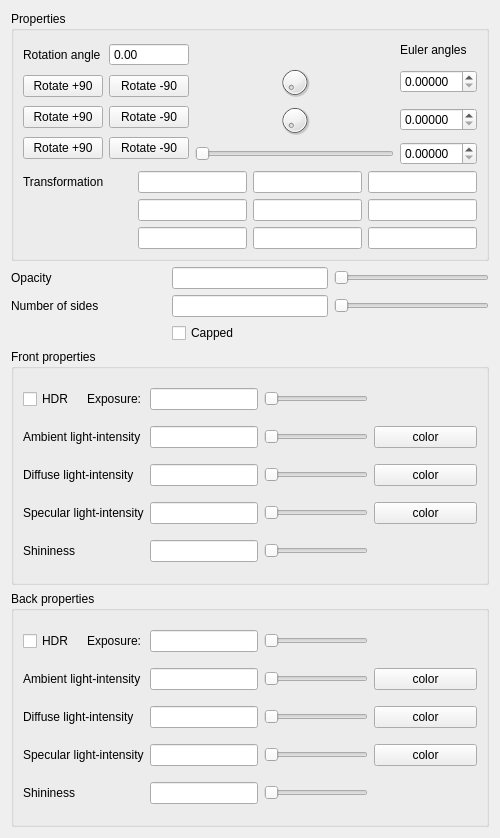
Above: iRASPA/appearanceprimitiveform.ui from gnvramanarao/iRASPA-QT before the change. Below: the same form after it.
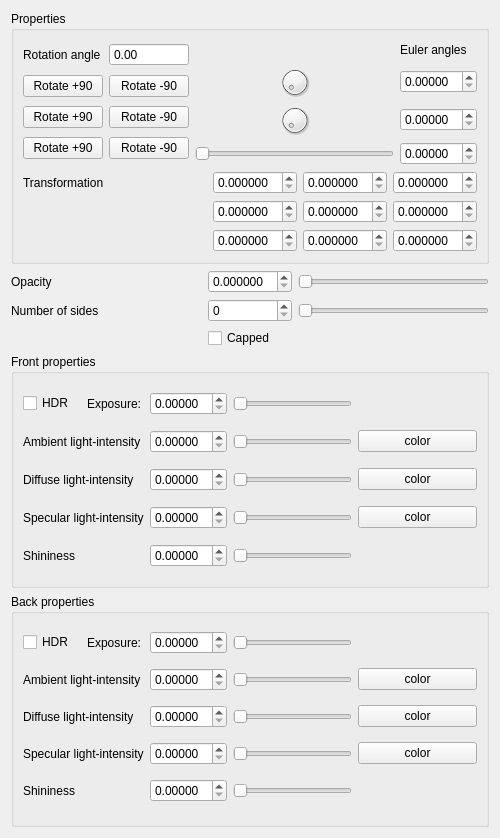
That is the form after the change. Custom widgets are drawn as their Qt base class.

Commit message: • Implemented 'primitive'-properties. • Fixed setting ambient color on primitives in RenderKit.

The edit to the form file:
```diff
--- a/iRASPA/appearanceprimitiveform.ui
+++ b/iRASPA/appearanceprimitiveform.ui
@@ -112,6 +112,9 @@
               <height>32</height>
              </size>
             </property>
+            <property name="focusPolicy">
+             <enum>Qt::NoFocus</enum>
+            </property>
            </widget>
           </item>
           <item row="1" column="0">
@@ -122,10 +125,16 @@
               <height>32</height>
              </size>
             </property>
+            <property name="focusPolicy">
+             <enum>Qt::NoFocus</enum>
+            </property>
            </widget>
           </item>
           <item row="3" column="0">
            <widget class="QDoubleSlider" name="EulerAngleYSlider">
+            <property name="focusPolicy">
+             <enum>Qt::NoFocus</enum>
+            </property>
             <property name="orientation">
              <enum>Qt::Horizontal</enum>
             </property>
@@ -158,9 +167,6 @@
       </item>
       <item>
        <layout class="QGridLayout" name="gridLayout_6">
-        <item row="0" column="3">
-         <widget class="QLineEdit" name="transformationMatrixCXLineEdit"/>
-        </item>
         <item row="0" column="0">
          <widget class="QLabel" name="label_3">
           <property name="text">
@@ -168,55 +174,94 @@
           </property>
          </widget>
         </item>
+        <item row="1" column="0">
+         <spacer name="horizontalSpacer_2">
+          <property name="orientation">
+           <enum>Qt::Horizontal</enum>
+          </property>
+          <property name="sizeHint" stdset="0">
+           <size>
+            <width>40</width>
+            <height>20</height>
+           </size>
+          </property>
+         </spacer>
+        </item>
+        <item row="2" column="0">
+         <spacer name="horizontalSpacer_3">
+          <property name="orientation">
+           <enum>Qt::Horizontal</enum>
+          </property>
+          <property name="sizeHint" stdset="0">
+           <size>
+            <width>40</width>
+            <height>20</height>
+           </size>
+          </property>
+         </spacer>
+        </item>
         <item row="0" column="1">
-         <widget class="QLineEdit" name="transformationMatrixAXLineEdit"/>
-        </item>
-        <item row="0" column="2">
-         <widget class="QLineEdit" name="transformationMatrixBXLineEdit"/>
+         <widget class="CustomDoubleSpinBox" name="transformationMatrixAXDoubleSpinBox">
+          <property name="decimals">
+           <number>6</number>
+          </property>
+         </widget>
         </item>
         <item row="1" column="1">
-         <widget class="QLineEdit" name="transformationMatrixAYLineEdit"/>
+         <widget class="CustomDoubleSpinBox" name="transformationMatrixAYDoubleSpinBox">
+          <property name="decimals">
+           <number>6</number>
+          </property>
+         </widget>
         </item>
         <item row="2" column="1">
-         <widget class="QLineEdit" name="transformationMatrixAZLineEdit"/>
+         <widget class="CustomDoubleSpinBox" name="transformationMatrixAZDoubleSpinBox">
+          <property name="decimals">
+           <number>6</number>
+          </property>
+         </widget>
+        </item>
+        <item row="0" column="2">
+         <widget class="CustomDoubleSpinBox" name="transformationMatrixBXDoubleSpinBox">
+          <property name="decimals">
+           <number>6</number>
+          </property>
+         </widget>
         </item>
         <item row="1" column="2">
-         <widget class="QLineEdit" name="transformationMatrixBYLineEdit"/>
-        </item>
-        <item row="1" column="3">
-         <widget class="QLineEdit" name="transformationMatrixCYLineEdit"/>
+         <widget class="CustomDoubleSpinBox" name="transformationMatrixBYDoubleSpinBox">
+          <property name="decimals">
+           <number>6</number>
+          </property>
+         </widget>
         </item>
         <item row="2" column="2">
-         <widget class="QLineEdit" name="transformationMatrixBZLineEdit"/>
+         <widget class="CustomDoubleSpinBox" name="transformationMatrixBZDoubleSpinBox">
+          <property name="decimals">
+           <number>6</number>
+          </property>
+         </widget>
+        </item>
+        <item row="0" column="3">
+         <widget class="CustomDoubleSpinBox" name="transformationMatrixCXDoubleSpinBox">
+          <property name="decimals">
+           <number>6</number>
+          </property>
+         </widget>
+        </item>
+        <item row="1" column="3">
+         <widget class="CustomDoubleSpinBox" name="transformationMatrixCYDoubleSpinBox">
+          <property name="decimals">
+           <number>6</number>
+          </property>
+         </widget>
         </item>
         <item row="2" column="3">
-         <widget class="QLineEdit" name="transformationMatrixCZLineEdit"/>
-        </item>
-        <item row="1" column="0">
-         <spacer name="horizontalSpacer_2">
-          <property name="orientation">
-           <enum>Qt::Horizontal</enum>
+         <widget class="CustomDoubleSpinBox" name="transformationMatrixCZDoubleSpinBox">
+          <property name="decimals">
+           <number>6</number>
           </property>
-          <property name="sizeHint" stdset="0">
-           <size>
-            <width>40</width>
-            <height>20</height>
-           </size>
-          </property>
-         </spacer>
-        </item>
-        <item row="2" column="0">
-         <spacer name="horizontalSpacer_3">
-          <property name="orientation">
-           <enum>Qt::Horizontal</enum>
-          </property>
-          <property name="sizeHint" stdset="0">
-           <size>
-            <width>40</width>
-            <height>20</height>
-           </size>
-          </property>
-         </spacer>
+         </widget>
         </item>
        </layout>
       </item>
@@ -226,17 +271,14 @@
    <item>
     <layout class="QGridLayout" name="gridLayout_7">
      <item row="1" column="2">
-      <widget class="QSlider" name="numberOfSidesSlider">
+      <widget class="QSlider" name="primitiveNumberOfSidesSlider">
        <property name="orientation">
         <enum>Qt::Horizontal</enum>
        </property>
       </widget>
      </item>
-     <item row="0" column="1">
-      <widget class="QLineEdit" name="opacityLineEdit"/>
-     </item>
      <item row="0" column="2">
-      <widget class="QSlider" name="opacitySlider">
+      <widget class="QDoubleSlider" name="primitiveOpacitySlider">
        <property name="orientation">
         <enum>Qt::Horizontal</enum>
        </property>
@@ -256,11 +298,8 @@
        </property>
       </widget>
      </item>
-     <item row="1" column="1">
-      <widget class="QLineEdit" name="numberOfSidesLineEdit"/>
-     </item>
      <item row="2" column="1">
-      <widget class="QCheckBox" name="cappedCheckBox">
+      <widget class="QCheckBox" name="primitiveCappedCheckBox">
        <property name="text">
         <string>Capped</string>
        </property>
@@ -292,6 +331,16 @@
        </property>
       </spacer>
      </item>
+     <item row="0" column="1">
+      <widget class="CustomDoubleSpinBox" name="primitiveOpacityDoubleSpinBox">
+       <property name="decimals">
+        <number>6</number>
+       </property>
+      </widget>
+     </item>
+     <item row="1" column="1">
+      <widget class="CustomIntSpinBox" name="primitiveNumberOfSidesSpinBox"/>
+     </item>
     </layout>
    </item>
    <item>
@@ -313,77 +362,62 @@
         </property>
        </spacer>
       </item>
-      <item row="0" column="1">
-       <widget class="QLineEdit" name="frontExposureLineEdit"/>
-      </item>
       <item row="1" column="2">
-       <widget class="QSlider" name="frontAmbientIntensitySlider">
+       <widget class="QDoubleSlider" name="frontAmbientIntensitySlider">
         <property name="orientation">
          <enum>Qt::Horizontal</enum>
         </property>
        </widget>
       </item>
       <item row="2" column="2">
-       <widget class="QSlider" name="frontDiffuseIntensitySlider">
+       <widget class="QDoubleSlider" name="frontDiffuseIntensitySlider">
         <property name="orientation">
          <enum>Qt::Horizontal</enum>
         </property>
        </widget>
       </item>
       <item row="0" column="2">
-       <widget class="QSlider" name="frontExposureSlider">
+       <widget class="QDoubleSlider" name="frontExposureSlider">
         <property name="orientation">
          <enum>Qt::Horizontal</enum>
         </property>
        </widget>
       </item>
       <item row="3" column="2">
-       <widget class="QSlider" name="frontSpecularIntensitySlider">
+       <widget class="QDoubleSlider" name="frontSpecularIntensitySlider">
         <property name="orientation">
          <enum>Qt::Horizontal</enum>
         </property>
        </widget>
       </item>
       <item row="4" column="2">
-       <widget class="QSlider" name="frontShininessSlider">
+       <widget class="QDoubleSlider" name="frontShininessSlider">
         <property name="orientation">
          <enum>Qt::Horizontal</enum>
         </property>
        </widget>
       </item>
       <item row="1" column="3">
-       <widget class="QPushButton" name="frontAmbientColorPushButton">
+       <widget class="SelectColorButton" name="frontAmbientColorPushButton">
         <property name="text">
          <string>color</string>
         </property>
        </widget>
       </item>
       <item row="2" column="3">
-       <widget class="QPushButton" name="frontDiffuseColorPushButton">
+       <widget class="SelectColorButton" name="frontDiffuseColorPushButton">
         <property name="text">
          <string>color</string>
         </property>
        </widget>
       </item>
       <item row="3" column="3">
-       <widget class="QPushButton" name="frontSpecularColorPushButton">
+       <widget class="SelectColorButton" name="frontSpecularColorPushButton">
         <property name="text">
          <string>color</string>
         </property>
        </widget>
       </item>
-      <item row="1" column="1">
-       <widget class="QLineEdit" name="frontAmbientIntensityLineEdit"/>
-      </item>
-      <item row="2" column="1">
-       <widget class="QLineEdit" name="frontDiffuseIntensityLineEdit"/>
-      </item>
-      <item row="3" column="1">
-       <widget class="QLineEdit" name="frontSpecularIntensityLineEdit"/>
-      </item>
-      <item row="4" column="1">
-       <widget class="QLineEdit" name="frontShininessLineEdit"/>
-      </item>
       <item row="4" column="0">
        <widget class="QLabel" name="label_6">
         <property name="text">
@@ -443,6 +477,41 @@
         </property>
        </spacer>
       </item>
+      <item row="0" column="1">
+       <widget class="CustomDoubleSpinBox" name="frontExposureDoubleSpinBox">
+        <property name="decimals">
+         <number>5</number>
+        </property>
+       </widget>
+      </item>
+      <item row="1" column="1">
+       <widget class="CustomDoubleSpinBox" name="frontAmbientIntensityDoubleSpinBox">
+        <property name="decimals">
+         <number>5</number>
+        </property>
+       </widget>
+      </item>
+      <item row="2" column="1">
+       <widget class="CustomDoubleSpinBox" name="frontDiffuseIntensityDoubleSpinBox">
+        <property name="decimals">
+         <number>5</number>
+        </property>
+       </widget>
+      </item>
+      <item row="3" column="1">
+       <widget class="CustomDoubleSpinBox" name="frontSpecularIntensityDoubleSpinBox">
+        <property name="decimals">
+         <number>5</number>
+        </property>
+       </widget>
+      </item>
+      <item row="4" column="1">
+       <widget class="CustomDoubleSpinBox" name="frontShininessDoubleSpinBox">
+        <property name="decimals">
+         <number>5</number>
+        </property>
+       </widget>
+      </item>
      </layout>
     </widget>
    </item>
@@ -453,21 +522,21 @@
      </property>
      <layout class="QGridLayout" name="gridLayout_9">
       <item row="3" column="2">
-       <widget class="QSlider" name="backSpecularIntensitySlider">
+       <widget class="QDoubleSlider" name="backSpecularIntensitySlider">
         <property name="orientation">
          <enum>Qt::Horizontal</enum>
         </property>
        </widget>
       </item>
       <item row="0" column="2">
-       <widget class="QSlider" name="backExposureSlider">
+       <widget class="QDoubleSlider" name="backExposureSlider">
         <property name="orientation">
          <enum>Qt::Horizontal</enum>
         </property>
        </widget>
       </item>
       <item row="1" column="2">
-       <widget class="QSlider" name="backAmbientIntensitySlider">
+       <widget class="QDoubleSlider" name="backAmbientIntensitySlider">
         <property name="orientation">
          <enum>Qt::Horizontal</enum>
         </property>
@@ -487,52 +556,40 @@
        </spacer>
       </item>
       <item row="2" column="2">
-       <widget class="QSlider" name="backDiffuseIntensitySlider">
+       <widget class="QDoubleSlider" name="backDiffuseIntensitySlider">
         <property name="orientation">
          <enum>Qt::Horizontal</enum>
         </property>
        </widget>
       </item>
       <item row="4" column="2">
-       <widget class="QSlider" name="backShininessSlider">
+       <widget class="QDoubleSlider" name="backShininessSlider">
         <property name="orientation">
          <enum>Qt::Horizontal</enum>
         </property>
        </widget>
       </item>
       <item row="1" column="3">
-       <widget class="QPushButton" name="backAmbientColorPushButton">
+       <widget class="SelectColorButton" name="backAmbientColorPushButton">
         <property name="text">
          <string>color</string>
         </property>
        </widget>
       </item>
       <item row="2" column="3">
-       <widget class="QPushButton" name="backDiffuseColorPushButton">
+       <widget class="SelectColorButton" name="backDiffuseColorPushButton">
         <property name="text">
          <string>color</string>
         </property>
        </widget>
       </item>
       <item row="3" column="3">
-       <widget class="QPushButton" name="backSpecularColorPushButton">
+       <widget class="SelectColorButton" name="backSpecularColorPushButton">
         <property name="text">
          <string>color</string>
         </property>
        </widget>
       </item>
-      <item row="1" column="1">
-       <widget class="QLineEdit" name="backAmbientIntensityLineEdit"/>
-      </item>
-      <item row="2" column="1">
-       <widget class="QLineEdit" name="backDiffuseIntensityLineEdit"/>
-      </item>
-      <item row="3" column="1">
-       <widget class="QLineEdit" name="backSpecularIntensityLineEdit"/>
-      </item>
-      <item row="4" column="1">
-       <widget class="QLineEdit" name="backShininessLineEdit"/>
-      </item>
       <item row="4" column="0">
        <widget class="QLabel" name="label_12">
         <property name="text">
@@ -579,9 +636,6 @@
         </item>
        </layout>
       </item>
-      <item row="0" column="1">
-       <widget class="QLineEdit" name="backExposureLineEdit"/>
-      </item>
       <item row="4" column="3">
        <spacer name="horizontalSpacer_7">
         <property name="orientation">
@@ -595,6 +649,41 @@
         </property>
        </spacer>
       </item>
+      <item row="0" column="1">
+       <widget class="CustomDoubleSpinBox" name="backExposureDoubleSpinBox">
+        <property name="decimals">
+         <number>5</number>
+        </property>
+       </widget>
+      </item>
+      <item row="1" column="1">
+       <widget class="CustomDoubleSpinBox" name="backAmbientIntensityDoubleSpinBox">
+        <property name="decimals">
+         <number>5</number>
+        </property>
+       </widget>
+      </item>
+      <item row="2" column="1">
+       <widget class="CustomDoubleSpinBox" name="backDiffuseIntensityDoubleSpinBox">
+        <property name="decimals">
+         <number>5</number>
+        </property>
+       </widget>
+      </item>
+      <item row="3" column="1">
+       <widget class="CustomDoubleSpinBox" name="backSpecularIntensityDoubleSpinBox">
+        <property name="decimals">
+         <number>5</number>
+        </property>
+       </widget>
+      </item>
+      <item row="4" column="1">
+       <widget class="CustomDoubleSpinBox" name="backShininessDoubleSpinBox">
+        <property name="decimals">
+         <number>5</number>
+        </property>
+       </widget>
+      </item>
      </layout>
     </widget>
    </item>
@@ -616,6 +705,16 @@
    <extends>QDial</extends>
    <header>qdoubledial.h</header>
   </customwidget>
+  <customwidget>
+   <class>CustomIntSpinBox</class>
+   <extends>QSpinBox</extends>
+   <header>customintspinbox.h</header>
+  </customwidget>
+  <customwidget>
+   <class>SelectColorButton</class>
+   <extends>QPushButton</extends>
+   <header>selectcolorbutton.h</header>
+  </customwidget>
  </customwidgets>
  <resources/>
  <connections/>
```
The commit also changes 20 other files.
